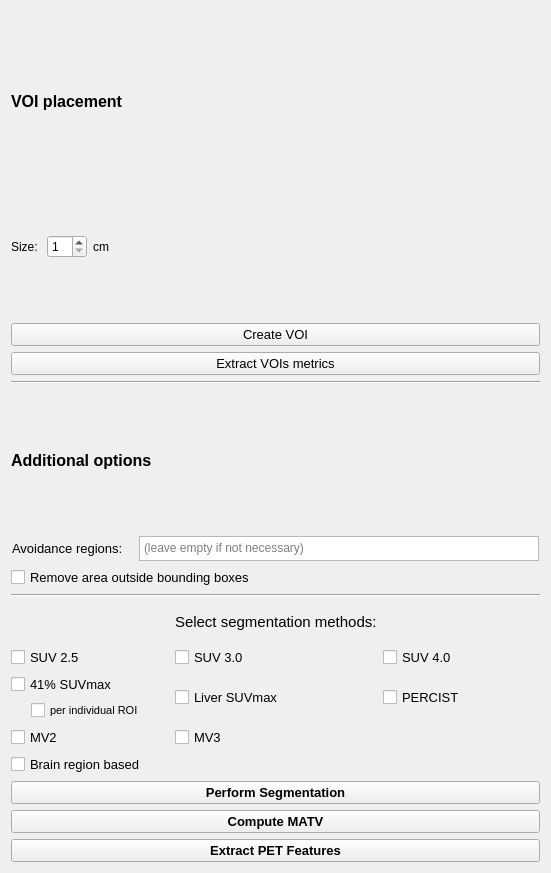
Above: MUSTsegmenter/Resources/UI/MUSTsegmenter.ui from kyliekeijzer/Slicer-PET-MUST-segmenter before the change. Below: the same form after it.
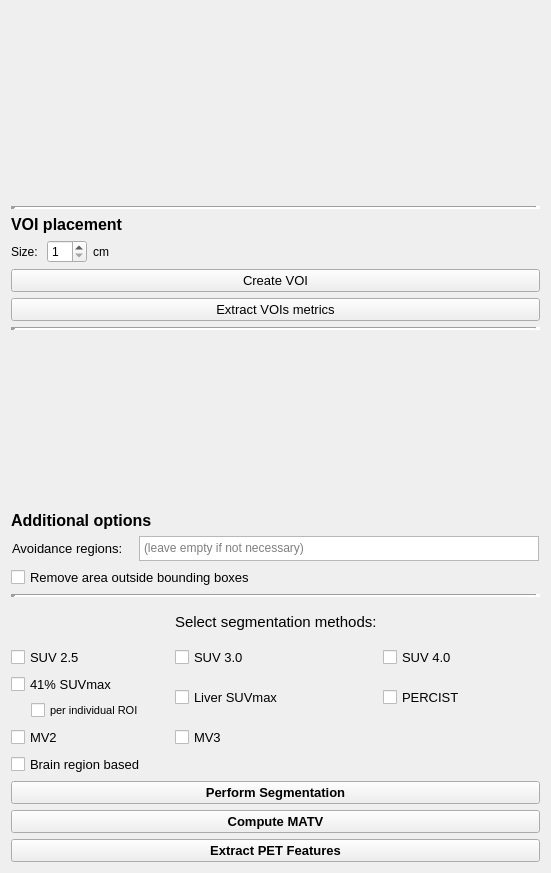
That is the form after the change. Custom widgets are drawn as their Qt base class.

Patch:
```diff
--- a/MUSTsegmenter/Resources/UI/MUSTsegmenter.ui
+++ b/MUSTsegmenter/Resources/UI/MUSTsegmenter.ui
@@ -51,6 +51,29 @@
      </property>
     </widget>
    </item>
+   <item>
+    <spacer name="verticalSpacer_3">
+     <property name="orientation">
+      <enum>Qt::Vertical</enum>
+     </property>
+     <property name="sizeHint" stdset="0">
+      <size>
+       <width>20</width>
+       <height>10</height>
+      </size>
+     </property>
+    </spacer>
+   </item>
+   <item>
+    <widget class="Line" name="line_3">
+     <property name="lineWidth">
+      <number>5</number>
+     </property>
+     <property name="orientation">
+      <enum>Qt::Horizontal</enum>
+     </property>
+    </widget>
+   </item>
    <item>
     <widget class="QLabel" name="label_3">
      <property name="font">
@@ -134,11 +157,34 @@
    </item>
    <item>
     <widget class="Line" name="line">
+     <property name="font">
+      <font>
+       <pointsize>8</pointsize>
+       <weight>50</weight>
+       <bold>false</bold>
+      </font>
+     </property>
+     <property name="lineWidth">
+      <number>5</number>
+     </property>
      <property name="orientation">
       <enum>Qt::Horizontal</enum>
      </property>
     </widget>
    </item>
+   <item>
+    <spacer name="verticalSpacer_4">
+     <property name="orientation">
+      <enum>Qt::Vertical</enum>
+     </property>
+     <property name="sizeHint" stdset="0">
+      <size>
+       <width>20</width>
+       <height>10</height>
+      </size>
+     </property>
+    </spacer>
+   </item>
    <item>
     <widget class="QLabel" name="label_2">
      <property name="font">
@@ -241,6 +287,9 @@
    </item>
    <item>
     <widget class="Line" name="line_2">
+     <property name="lineWidth">
+      <number>5</number>
+     </property>
      <property name="orientation">
       <enum>Qt::Horizontal</enum>
      </property>
```
